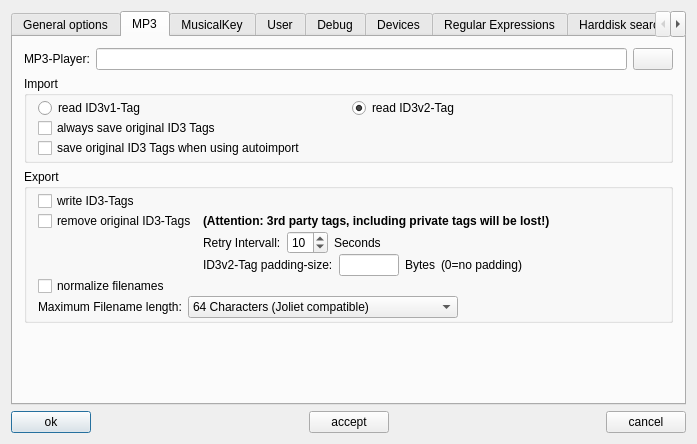
Before: the Qt Designer form src/properties/properties.ui in pfedick/winmusik, drawn with Qt 5.
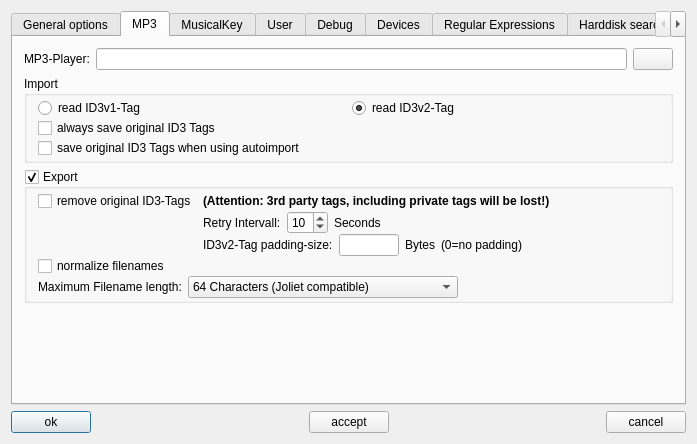
After: the same form once the commit is applied. Icons and pictures are not drawn.

Commit message: Darstellung verbessert

Patch:
```diff
--- a/src/properties/properties.ui
+++ b/src/properties/properties.ui
@@ -342,10 +342,13 @@
         </widget>
        </item>
        <item>
-        <widget class="QGroupBox" name="groupBox_2">
+        <widget class="QGroupBox" name="writeID3">
          <property name="title">
           <string>Export</string>
          </property>
+         <property name="checkable">
+          <bool>true</bool>
+         </property>
          <layout class="QVBoxLayout" name="verticalLayout_6">
           <property name="spacing">
            <number>0</number>
@@ -364,17 +367,7 @@
             <property name="verticalSpacing">
              <number>0</number>
             </property>
-            <item row="0" column="0">
-             <widget class="QCheckBox" name="writeID3">
-              <property name="text">
-               <string>write ID3-Tags</string>
-              </property>
-              <property name="checked">
-               <bool>false</bool>
-              </property>
-             </widget>
-            </item>
-            <item row="3" column="1">
+            <item row="2" column="1">
              <layout class="QHBoxLayout" name="horizontalLayout_8">
               <item>
                <widget class="QLabel" name="label">
@@ -425,7 +418,7 @@
               </item>
              </layout>
             </item>
-            <item row="2" column="1">
+            <item row="1" column="1">
              <layout class="QHBoxLayout" name="horizontalLayout_13">
               <item>
                <widget class="QLabel" name="label_19">
@@ -469,21 +462,21 @@
               </item>
              </layout>
             </item>
-            <item row="4" column="0">
+            <item row="3" column="0">
              <widget class="QCheckBox" name="normalizeFilenames">
               <property name="text">
                <string>normalize filenames</string>
               </property>
              </widget>
             </item>
-            <item row="1" column="0">
+            <item row="0" column="0">
              <widget class="QCheckBox" name="removeOriginalTags">
               <property name="text">
                <string>remove original ID3-Tags</string>
               </property>
              </widget>
             </item>
-            <item row="1" column="1">
+            <item row="0" column="1">
              <widget class="QLabel" name="label_57">
               <property name="font">
                <font>
```
Left out of the diff: 1 changed line with no effect on the pictures.
